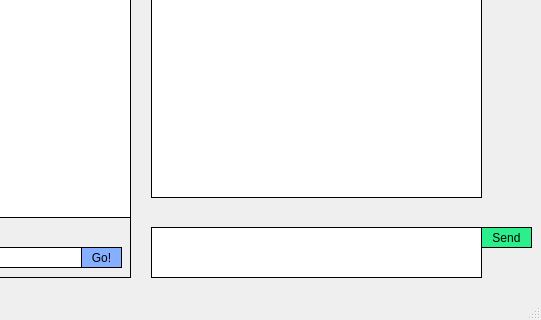
This is Client/clientwindow.ui in ToshUxanoff/P2P-Chat as Qt 5 draws it before an edit; both pictures show x 139 to 680 and y 160 to 480 of the 680 by 480 pixel window. The edited form follows.
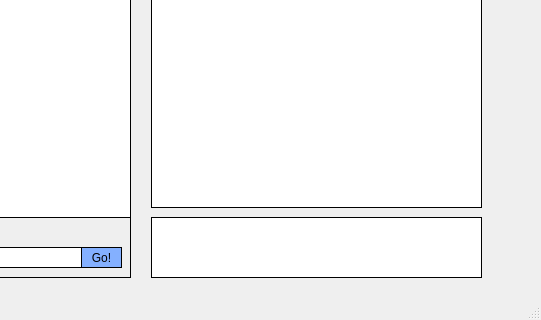
This is the edited form.

Patch:
```diff
--- a/Client/clientwindow.ui
+++ b/Client/clientwindow.ui
@@ -70,41 +70,28 @@
       <x>290</x>
       <y>30</y>
       <width>331</width>
-      <height>311</height>
+      <height>321</height>
      </rect>
     </property>
     <property name="styleSheet">
      <string notr="true">border: 1px solid black;</string>
     </property>
    </widget>
-   <widget class="QPushButton" name="SendMsg">
-    <property name="geometry">
-     <rect>
-      <x>620</x>
-      <y>370</y>
-      <width>51</width>
-      <height>21</height>
-     </rect>
-    </property>
-    <property name="styleSheet">
-     <string notr="true">background-color: rgb(43, 239, 138);border: 1px solid black;</string>
-    </property>
-    <property name="text">
-     <string>Send</string>
-    </property>
-   </widget>
    <widget class="QLineEdit" name="MsgInput">
     <property name="geometry">
      <rect>
       <x>290</x>
-      <y>370</y>
+      <y>360</y>
       <width>331</width>
-      <height>51</height>
+      <height>61</height>
      </rect>
     </property>
     <property name="styleSheet">
      <string notr="true">border: 1px solid black;</string>
     </property>
+    <property name="placeholderText">
+     <string/>
+    </property>
    </widget>
    <widget class="QLabel" name="label_3">
     <property name="geometry">
```
Left out of the diff: 15 changed lines with no effect on the pictures.
